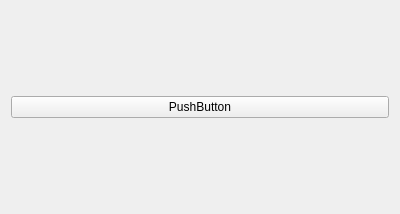
This is src/ui/SkyeAUStatusList.ui in skye-git/qgroundcontrol-old as Qt 5 draws it before an edit. The edited form follows.
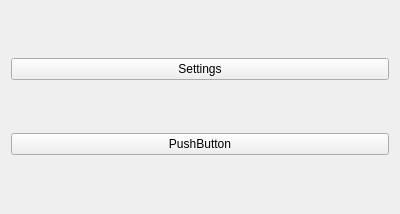
This is the edited form.

```diff
--- a/src/ui/SkyeAUStatusList.ui
+++ b/src/ui/SkyeAUStatusList.ui
@@ -15,11 +15,22 @@
   </property>
   <layout class="QHBoxLayout" name="horizontalLayout">
    <item>
+    <layout class="QVBoxLayout" name="verticalLayout">
+     <item>
+      <widget class="QPushButton" name="pushButtonAuSettings">
+       <property name="text">
+        <string>Settings</string>
+       </property>
+      </widget>
+     </item>
+     <item>
     <widget class="QPushButton" name="pushButtonAutomaticAllocation">
      <property name="text">
       <string>PushButton</string>
      </property>
     </widget>
+     </item>
+    </layout>
    </item>
    <item>
     <layout class="QHBoxLayout" name="layoutAUStatus"/>
```
Lines whose indentation alone changed are shown as unchanged.
